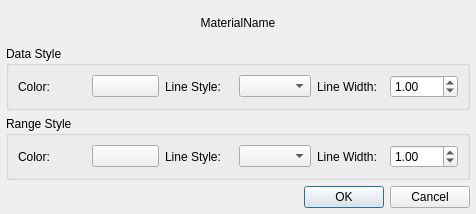
Before: the Qt Designer form hexrd/ui/resources/ui/overlay_style_picker.ui in HEXRD/hexrdgui, drawn with Qt 5.
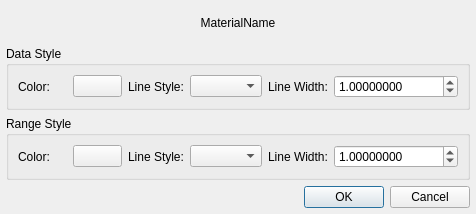
After: the same form once the commit is applied. Custom widgets are drawn as their Qt base class.

Commit message:
Convert all to ScientificDoubleSpinBox
This converts all widgets that are QDoubleSpinBox to
ScientificDoubleSpinBox, except the ones inside the powder calibration
options, since they were already changed in a separate PR.

We should definitely do some testing to make sure these work...

Diff of the .ui file:
```diff
--- a/hexrd/ui/resources/ui/overlay_style_picker.ui
+++ b/hexrd/ui/resources/ui/overlay_style_picker.ui
@@ -85,8 +85,14 @@
         <property name="keyboardTracking">
          <bool>false</bool>
         </property>
+        <property name="decimals">
+         <number>8</number>
+        </property>
         <property name="minimum">
-         <double>0.010000000000000</double>
+         <double>0.000001000000000</double>
+        </property>
+        <property name="maximum">
+         <double>100000.000000000000000</double>
         </property>
         <property name="singleStep">
          <double>0.100000000000000</double>
@@ -144,9 +150,15 @@
        </widget>
       </item>
       <item row="0" column="7">
-       <widget class="QDoubleSpinBox" name="range_size">
+       <widget class="ScientificDoubleSpinBox" name="range_size">
+        <property name="decimals">
+         <number>8</number>
+        </property>
         <property name="minimum">
-         <double>0.010000000000000</double>
+         <double>0.000001000000000</double>
+        </property>
+        <property name="maximum">
+         <double>100000.000000000000000</double>
         </property>
         <property name="singleStep">
          <double>0.100000000000000</double>
@@ -161,6 +173,13 @@
    </item>
   </layout>
  </widget>
+ <customwidgets>
+  <customwidget>
+   <class>ScientificDoubleSpinBox</class>
+   <extends>QDoubleSpinBox</extends>
+   <header>scientificspinbox.h</header>
+  </customwidget>
+ </customwidgets>
  <tabstops>
   <tabstop>data_color</tabstop>
   <tabstop>data_style</tabstop>
```
Left out of the diff: 2 changed lines with no effect on the pictures. The commit also changes 10 other files.
